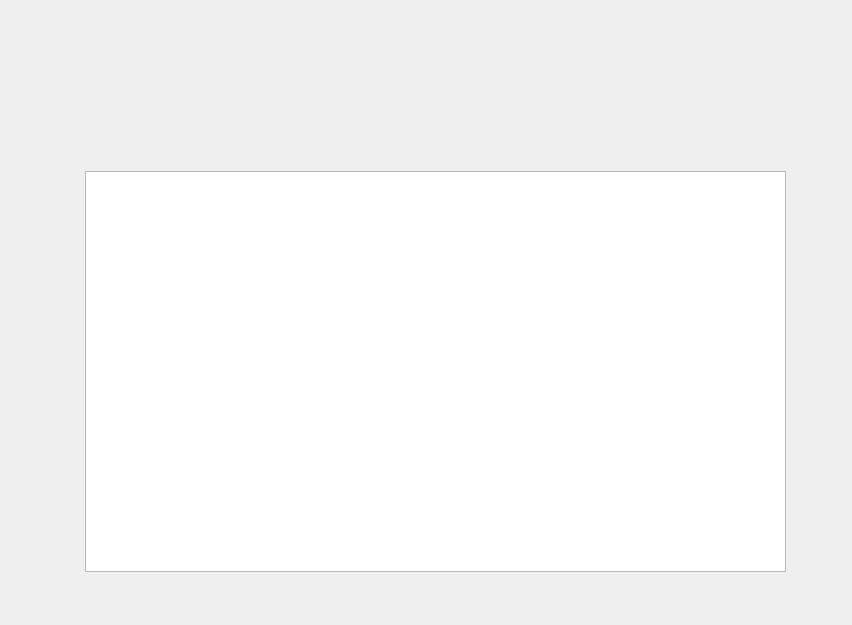
ChrisJaunes/DS_2020, file DS_2020_GUI/DS_2020_GUI/Author_Article_Widget.ui: the form before one commit.
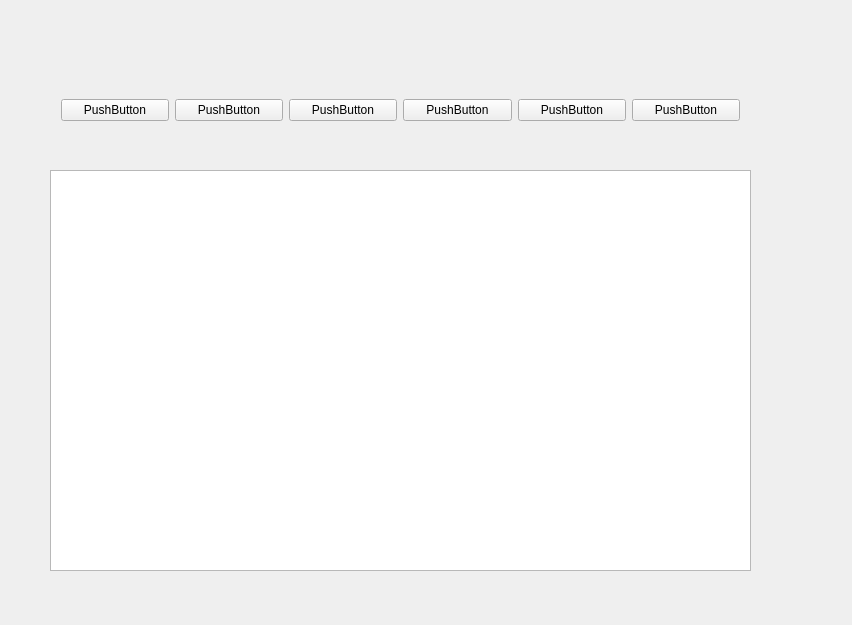
The form after the commit.

Commit message: update GUI Author_Article_Widget

Patch:
```diff
--- a/DS_2020_GUI/DS_2020_GUI/Author_Article_Widget.ui
+++ b/DS_2020_GUI/DS_2020_GUI/Author_Article_Widget.ui
@@ -16,13 +16,67 @@
   <widget class="QListView" name="listView">
    <property name="geometry">
     <rect>
-     <x>85</x>
-     <y>171</y>
+     <x>50</x>
+     <y>170</y>
      <width>701</width>
      <height>401</height>
     </rect>
    </property>
   </widget>
+  <widget class="QWidget" name="horizontalLayoutWidget">
+   <property name="geometry">
+    <rect>
+     <x>50</x>
+     <y>70</y>
+     <width>701</width>
+     <height>80</height>
+    </rect>
+   </property>
+   <layout class="QHBoxLayout" name="horizontalLayout">
+    <item>
+     <widget class="QPushButton" name="allBtn">
+      <property name="text">
+       <string>PushButton</string>
+      </property>
+     </widget>
+    </item>
+    <item>
+     <widget class="QPushButton" name="collaboratorBtn0">
+      <property name="text">
+       <string>PushButton</string>
+      </property>
+     </widget>
+    </item>
+    <item>
+     <widget class="QPushButton" name="collaboratorBtn1">
+      <property name="text">
+       <string>PushButton</string>
+      </property>
+     </widget>
+    </item>
+    <item>
+     <widget class="QPushButton" name="collaboratorBtn2">
+      <property name="text">
+       <string>PushButton</string>
+      </property>
+     </widget>
+    </item>
+    <item>
+     <widget class="QPushButton" name="collaboratorBtn3">
+      <property name="text">
+       <string>PushButton</string>
+      </property>
+     </widget>
+    </item>
+    <item>
+     <widget class="QPushButton" name="collaboratorBtn4">
+      <property name="text">
+       <string>PushButton</string>
+      </property>
+     </widget>
+    </item>
+   </layout>
+  </widget>
  </widget>
  <layoutdefault spacing="6" margin="11"/>
  <resources/>
```
The commit also changes 13 other files.
